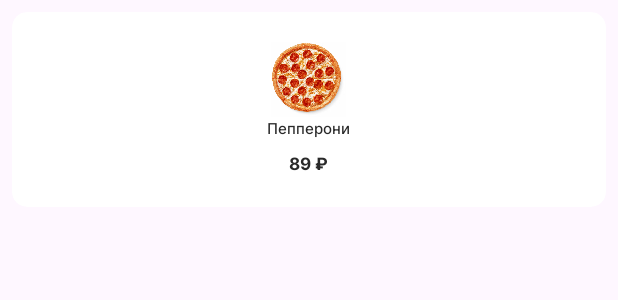
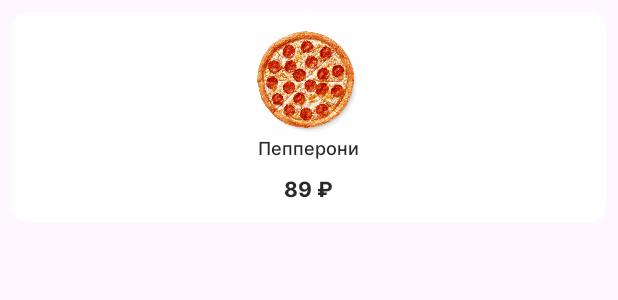
Before and after one commit to hi1arina/pizza-shift-app, an Android app: the layout card_topping_item.xml on its own in the app's theme, with its tools: preview values and no code run, on a phone screen of 412 x 824 dp. Shown: the top 300 px of the screen. Run offline under Robolectric (Android 15) with nearby library versions, the phone set to English and light mode, and no system bars.

```diff
--- a/app/src/main/res/layout/card_topping_item.xml
+++ b/app/src/main/res/layout/card_topping_item.xml
@@ -8,11 +8,10 @@
     android:background="@android:color/transparent">
 
     <androidx.cardview.widget.CardView
-        android:id="@+id/listView"
         android:layout_width="match_parent"
-        android:layout_height="130dp"
+        android:layout_height="match_parent"
         app:cardCornerRadius="10dp"
-        app:cardElevation="0dp"
+        app:cardElevation="2dp"
         android:layout_margin="8dp">
 
         <LinearLayout
@@ -24,8 +23,10 @@
 
             <ImageView
                 android:id="@+id/imageView"
-                android:layout_width="50dp"
-                android:layout_height="50dp"
+                android:layout_width="70dp"
+                android:layout_height="70dp"
+                android:adjustViewBounds="true"
+                android:scaleType="fitCenter"
                 tools:src="@drawable/pizza"/>
 
             <TextView
@@ -33,7 +34,7 @@
                 android:layout_width="wrap_content"
                 android:layout_height="wrap_content"
                 android:textColor="@color/title"
-                android:textSize="10sp"
+                android:textSize="12sp"
                 android:fontFamily="@font/inter_medium"
                 tools:text="Пепперони"
                 android:layout_marginBottom="8dp"/>
@@ -43,7 +44,7 @@
                 android:layout_width="wrap_content"
                 android:layout_height="wrap_content"
                 android:textColor="@color/title"
-                android:textSize="11sp"
+                android:textSize="14sp"
                 android:fontFamily="@font/inter_bold"
                 tools:text="89 ₽"/>
 
--- a/app/src/main/res/layout/pizza_page.xml
+++ b/app/src/main/res/layout/pizza_page.xml
@@ -149,7 +149,7 @@
                 android:id="@+id/toppings_set"
                 android:layout_width="match_parent"
                 android:layout_height="wrap_content"
-                android:layout_margin="16dp"
+                android:layout_margin="10dp"
                 app:layoutManager="androidx.recyclerview.widget.GridLayoutManager"
                 app:spanCount="3"/>
 
```
